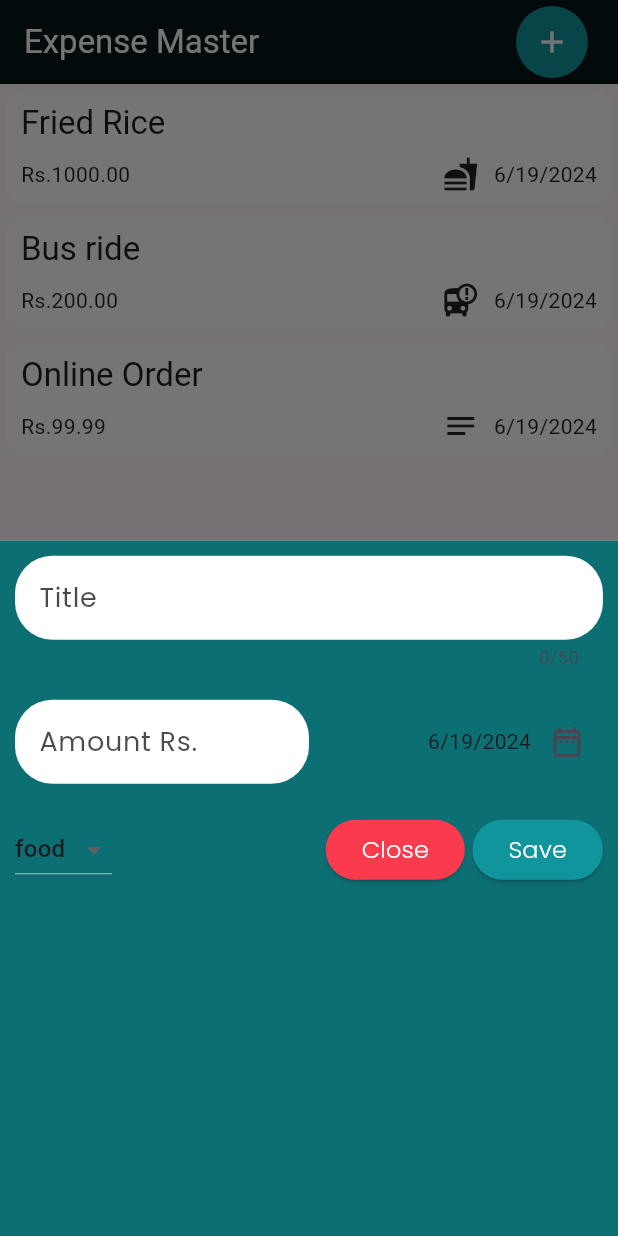
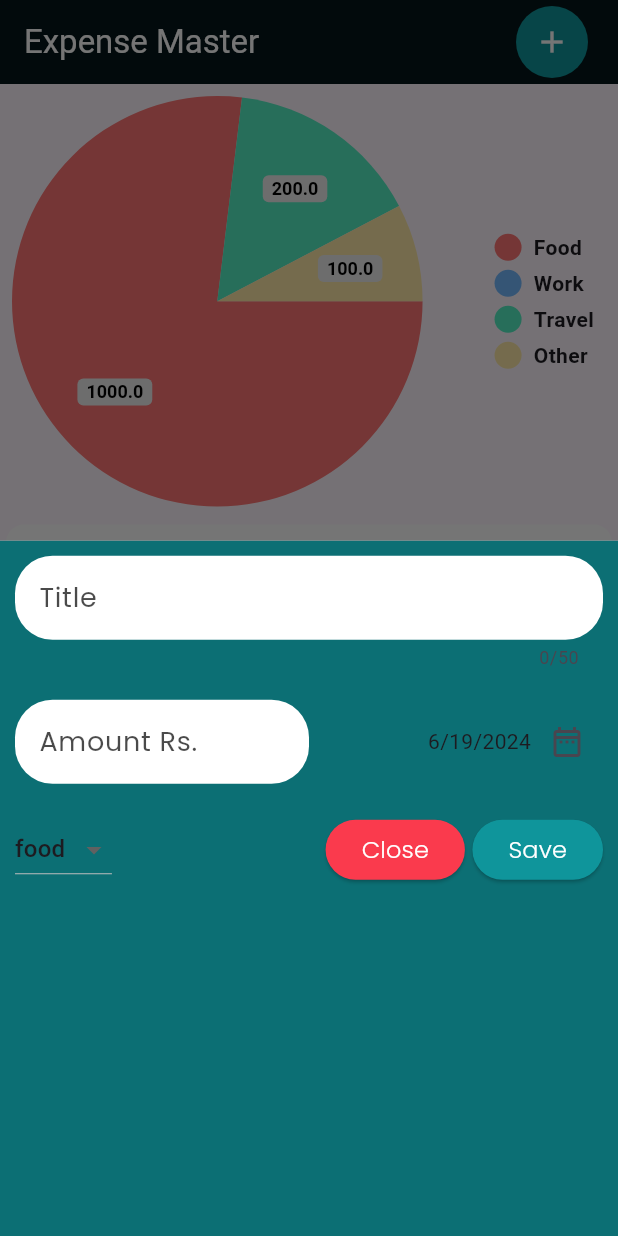
Before and after one commit to thiran09/Flutter-Expense-Tracker, a Flutter app: the screen it shows after launch, after a tap on the "add" icon, on a phone screen of 412 x 824 dp. Run offline on Flutter 3.47's test engine with Material 3 defaults, Android fonts, the phone set to English and light mode, and no system bars; drawn by our look-alikes of pie_chart; our stand-ins replace google_fonts.

Commit message:
pie chart

```diff
--- a/lib/pages/expenses.dart
+++ b/lib/pages/expenses.dart
@@ -1,6 +1,7 @@
 import 'package:expences_tracker/models/expense.dart';
 import 'package:expences_tracker/widgets/expense_list.dart';
 import 'package:flutter/material.dart';
+import 'package:pie_chart/pie_chart.dart';
 import '../widgets/add_new_expense.dart';
 
 class Expenses extends StatefulWidget {
@@ -13,25 +14,62 @@ class Expenses extends StatefulWidget {
 class _ExpensesState extends State<Expenses> {
   //expenses list
   final List <ExpenseModel> _expenseList = [
-    ExpenseModel(amount: 1000, date: DateTime.now(), category: Category.food, title: "Fried Rice"),
-    ExpenseModel(amount: 200, date: DateTime.now(), category: Category.travel, title: "Bus ride"),
-    ExpenseModel(amount: 99.99, date: DateTime.now(), category: Category.other, title: "Online Order"),
+    ExpenseModel(amount: 1000,
+        date: DateTime.now(),
+        category: Category.food,
+        title: "Fried Rice"),
+    ExpenseModel(amount: 200,
+        date: DateTime.now(),
+        category: Category.travel,
+        title: "Bus ride"),
+    ExpenseModel(amount: 99.99,
+        date: DateTime.now(),
+        category: Category.other,
+        title: "Online Order"),
   ]; //_expenseList is a private variable that can only be used in this class. _ means a private variable
 
   //add new expense
-
-  void onAddNewExpense(ExpenseModel expense){
+  void onAddNewExpense(ExpenseModel expense) {
     setState(() {
       _expenseList.add(expense);
+      calCategoryValues();
     });
+
+
+  }
+
+  //remove an expense
+  void onDeleteExpense(ExpenseModel expense) {
+    //store the deleting expense
+    ExpenseModel deletedExpense = expense;
+    //index of deleting expense
+    final removingExpense = _expenseList.indexOf(expense);
+    setState(() {
+      _expenseList.remove(expense);
+      calCategoryValues();
+    });
+    //show snack bar
+    ScaffoldMessenger.of(context).showSnackBar(
+       SnackBar(content: const Text("Deleted successful"),
+          action: SnackBarAction(
+              label: "Undo",
+              onPressed: (){
+                setState(() {
+                  _expenseList.insert(removingExpense, deletedExpense);
+                  calCategoryValues();
+                });
+              }
+          )),
+
+    );
   }
 
   //A function to open add new expense window
-  void _addNewExpense(){
+  void _addNewExpense() {
     showModalBottomSheet(
         context: context,
-        builder: (context){
-    return AddNewExpense(onAddExpense: onAddNewExpense,);
+        builder: (context) {
+          return AddNewExpense(onAddExpense: onAddNewExpense,);
         },
         shape: const RoundedRectangleBorder(
           borderRadius: BorderRadius.vertical(
@@ -41,23 +79,82 @@ class _ExpensesState extends State<Expenses> {
     );
   }
 
+  //pie chart
+  Map<String, double> dataMap = {
+    "Food": 10,
+    "Work": 20,
+    "Travel": 5,
+    "Other": 4,
+  };
+
+  double foodVal = 0;
+  double workVal = 0;
+  double travelVal = 0;
+  double otherVal = 0;
+
+  void calCategoryValues(){
+    double foodValTotal = 0;
+    double workValTotal = 0;
+    double travelValTotal = 0;
+    double otherValTotal = 0;
+
+    for(final expense in _expenseList){
+      if(expense.category == Category.food){
+        foodValTotal += expense.amount;
+      }
+      if(expense.category == Category.work){
+        workValTotal += expense.amount;
+      }
+      if(expense.category == Category.travel){
+        travelValTotal += expense.amount;
+      }
+      if(expense.category == Category.other){
+        otherValTotal += expense.amount;
+      }
+    }
+
+    setState(() {
+      foodVal = foodValTotal;
+      travelVal = travelValTotal;
+      workVal = workValTotal;
+      otherVal = otherValTotal;
+    });
+
+    //update data map
+    dataMap = {
+      "Food": foodVal,
+      "Work": workVal,
+      "Travel": travelVal,
+      "Other": otherVal,
+    };
+
+  }
+
+  @override
+  void initState() {
+    // TODO: implement initState
+    super.initState();
+    calCategoryValues();
+  }
+
+
   @override
   Widget build(BuildContext context) {
-    return  Scaffold(
+    return Scaffold(
       appBar: AppBar(
         title: const Text (
           "Expense Master",
           style: TextStyle(
-            color:  Color(0xffffffff),
+            color: Color(0xffffffff),
           ),
         ),
         backgroundColor: const Color(0xff05161a),
         elevation: 0,
         actions: [
           Container(
-            margin: const EdgeInsets.only(right :20.0),
-            decoration:  BoxDecoration(
-              color:  const Color(0xff0f969c),
+            margin: const EdgeInsets.only(right: 20.0),
+            decoration: BoxDecoration(
+              color: const Color(0xff0f969c),
               borderRadius: BorderRadius.circular(1000),
             ),
             child: IconButton(
@@ -70,9 +167,11 @@ class _ExpensesState extends State<Expenses> {
           ),
         ],
       ),
-      body:  Column(
+      body: Column(
         children: [
-            ExpenseList(expenseList: _expenseList,),
+          PieChart(dataMap: dataMap),
+          ExpenseList(
+            expenseList: _expenseList, onDeleteExpense: onDeleteExpense,),
         ],
       ),
 
--- a/lib/widgets/expense_list.dart
+++ b/lib/widgets/expense_list.dart
@@ -4,18 +4,25 @@ import '../models/expense.dart';
 import 'package:flutter/material.dart';
 
 class ExpenseList extends StatelessWidget {
-  const ExpenseList({super.key, required this.expenseList});
+  final List<ExpenseModel> expenseList;
+  final void Function(ExpenseModel) onDeleteExpense;
+  const ExpenseList({super.key, required this.expenseList, required this.onDeleteExpense});
 
-  final List<ExpenseModel> expenseList;
+
 
   @override
   Widget build(BuildContext context) {
     return Expanded(
       child: ListView.builder(
           itemCount: expenseList.length,
-          itemBuilder: (context, index){
-            return ExpenseTile(expense: expenseList[index]);
-
+          itemBuilder: (context, index) {
+            return Dismissible(
+                key: ValueKey(expenseList[index]),
+                direction: DismissDirection.startToEnd,
+                onDismissed: (direction){
+                  onDeleteExpense(expenseList[index]);
+                },
+                child: ExpenseTile(expense: expenseList[index]));
           }),
     );
   }
--- a/pubspec.yaml
+++ b/pubspec.yaml
@@ -38,6 +38,7 @@ dependencies:
   uuid: ^4.4.0
   intl: ^0.19.0
   google_fonts: ^6.2.1
+  pie_chart: ^5.4.0
 
 dev_dependencies:
   flutter_test:
```
Also changed, not shown: pubspec.lock.
